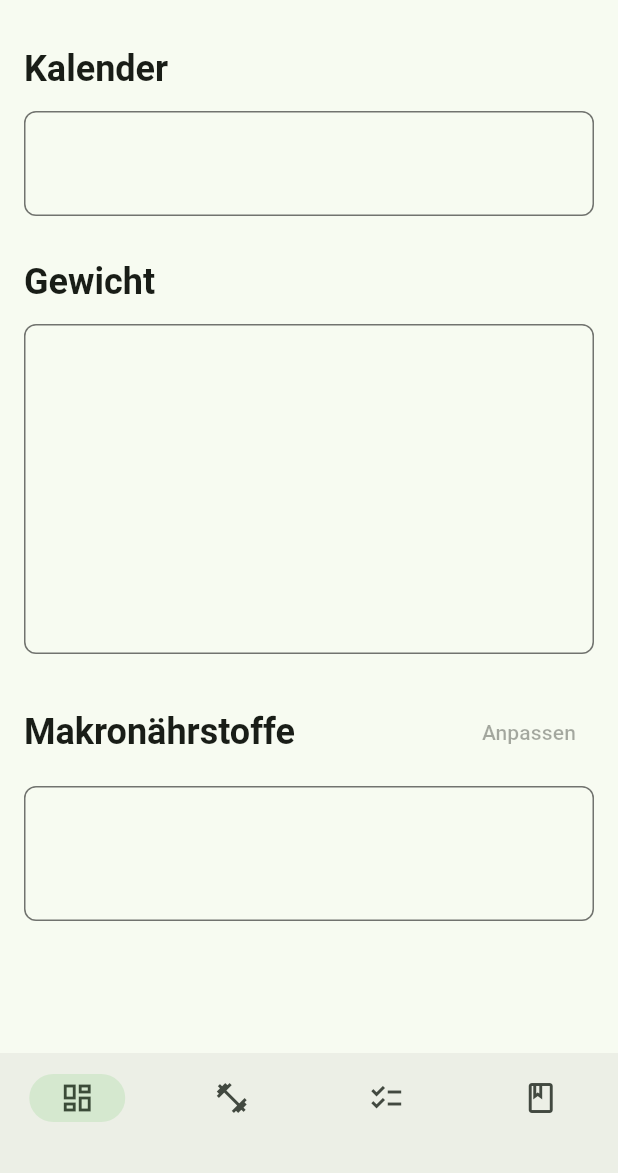
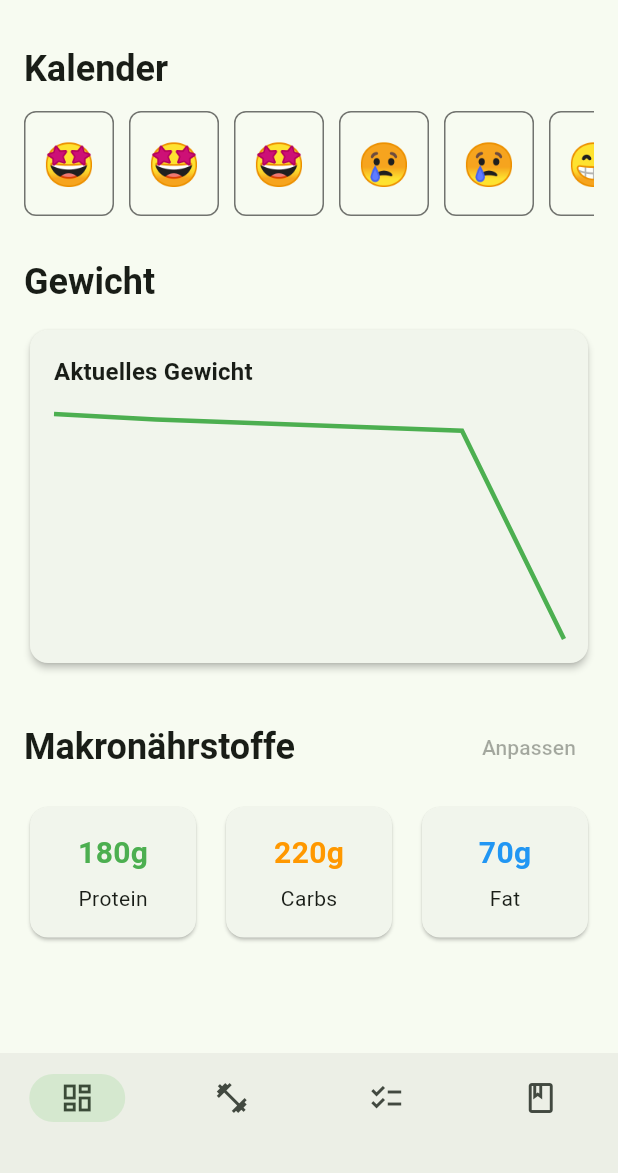
Before and after one commit to christophfroehlichh/Fitguide, a Flutter app: the screen it shows after launch, on a phone screen of 412 x 824 dp, the part 63-1236 px from its top. Run offline on Flutter 3.47's test engine with Material 3 defaults, Android fonts, the phone set to English and light mode, and no system bars.

Commit message:
feat: Added dashboard layout with calender, weight chart and macro cards

```diff
--- a/lib/main.dart
+++ b/lib/main.dart
@@ -50,12 +50,12 @@ class _DashboardScreenState extends State<DashboardScreen> {
             children: [
               SectionTitle('Kalender'),
               SizedBox(height: 12),
-              PlaceholderBox(height: 70),
+              CalendarStrip(moods: ['🤩', '🤩', '🤩', '😢', '😢', '😁', '😁']),
 
               SizedBox(height: 28),
               SectionTitle('Gewicht'),
               SizedBox(height: 12),
-              PlaceholderBox(height: 220),
+              WeightCard(),
 
               SizedBox(height: 28),
               Row(
@@ -66,7 +66,7 @@ class _DashboardScreenState extends State<DashboardScreen> {
                 ],
               ),
               SizedBox(height: 12),
-              PlaceholderBox(height: 90),
+              MacroOverview(),
             ],
           ),
         ),
@@ -125,3 +125,177 @@ class PlaceholderBox extends StatelessWidget {
     );
   }
 }
+
+class CalendarStrip extends StatelessWidget {
+  final List<String> moods;
+  const CalendarStrip({super.key, required this.moods});
+
+  @override
+  Widget build(BuildContext context) {
+    return SizedBox(
+      height: 70,
+      child: ListView.separated(
+        scrollDirection: Axis.horizontal,
+        itemCount: moods.length,
+        separatorBuilder: (_, __) => const SizedBox(width: 10),
+        itemBuilder: (context, i) => CalendarTile(emoji: moods[i]),
+      ),
+    );
+  }
+}
+
+class CalendarTile extends StatelessWidget {
+  final String emoji;
+  const CalendarTile({super.key, required this.emoji});
+
+  @override
+  Widget build(BuildContext context) {
+    return Container(
+      width: 60,
+      alignment: Alignment.center,
+      decoration: BoxDecoration(
+        border: Border.all(color: Colors.black54, width: 1),
+        borderRadius: BorderRadius.circular(8),
+      ),
+      child: Text(emoji, style: const TextStyle(fontSize: 28)),
+    );
+  }
+}
+
+class WeightCard extends StatelessWidget {
+  const WeightCard({super.key});
+
+  @override
+  Widget build(BuildContext context) {
+    return Card(
+      elevation: 2,
+      shape: RoundedRectangleBorder(borderRadius: BorderRadius.circular(12)),
+      child: Padding(
+        padding: const EdgeInsets.all(16),
+        child: Column(
+          crossAxisAlignment: CrossAxisAlignment.start,
+          children: [
+            Text(
+              'Aktuelles Gewicht',
+              style: Theme.of(
+                context,
+              ).textTheme.titleMedium?.copyWith(fontWeight: FontWeight.w600),
+            ),
+            const SizedBox(height: 16),
+            SizedBox(
+              height: 150,
+              width: double.infinity,
+              child: CustomPaint(
+                painter: WeightChartPainter(
+                  values: const [92.4, 92.1, 91.9, 91.7, 91.5, 80.3],
+                ),
+              ),
+            ),
+          ],
+        ),
+      ),
+    );
+  }
+}
+
+class WeightChartPainter extends CustomPainter {
+  final List<double> values;
+
+  WeightChartPainter({required this.values});
+
+  @override
+  void paint(Canvas canvas, Size size) {
+    final paint = Paint()
+      ..color = Colors.green
+      ..strokeWidth = 3
+      ..style = PaintingStyle.stroke;
+
+    final min = values.reduce((a, b) => a < b ? a : b);
+    final max = values.reduce((a, b) => a > b ? a : b);
+    final range = max - min;
+
+    final path = Path();
+
+    for (int i = 0; i < values.length; i++) {
+      final x = size.width / (values.length - 1) * i;
+      final normalized = (values[i] - min) / range;
+      final y = size.height - (normalized * size.height);
+
+      if (i == 0) {
+        path.moveTo(x, y);
+      } else {
+        path.lineTo(x, y);
+      }
+    }
+
+    canvas.drawPath(path, paint);
+  }
+
+  @override
+  bool shouldRepaint(covariant CustomPainter oldDelegate) => false;
+}
+
+class MacroOverview extends StatelessWidget {
+  const MacroOverview({super.key});
+
+  @override
+  Widget build(BuildContext context) {
+    return Row(
+      children: const [
+        Expanded(
+          child: MacroCard(
+            label: 'Protein',
+            value: '180g',
+            color: Colors.green,
+          ),
+        ),
+        SizedBox(width: 12),
+        Expanded(
+          child: MacroCard(label: 'Carbs', value: '220g', color: Colors.orange),
+        ),
+        SizedBox(width: 12),
+        Expanded(
+          child: MacroCard(label: 'Fat', value: '70g', color: Colors.blue),
+        ),
+      ],
+    );
+  }
+}
+
+class MacroCard extends StatelessWidget {
+  final String label;
+  final String value;
+  final Color color;
+
+  const MacroCard({
+    super.key,
+    required this.label,
+    required this.value,
+    required this.color,
+  });
+
+  @override
+  Widget build(BuildContext context) {
+    return Card(
+      elevation: 1,
+      shape: RoundedRectangleBorder(borderRadius: BorderRadius.circular(12)),
+      child: Padding(
+        padding: const EdgeInsets.symmetric(vertical: 16),
+        child: Column(
+          children: [
+            Text(
+              value,
+              style: TextStyle(
+                fontSize: 20,
+                fontWeight: FontWeight.bold,
+                color: color,
+              ),
+            ),
+            const SizedBox(height: 6),
+            Text(label, style: Theme.of(context).textTheme.bodyMedium),
+          ],
+        ),
+      ),
+    );
+  }
+}
```
